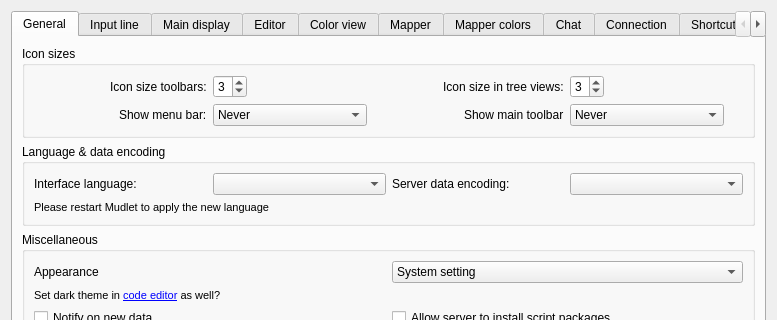
The window that src/ui/profile_preferences.ui (MTSowbug/Mudlet_Protuna) describes before a commit, drawn with Qt 5; both pictures show x 0 to 777 and y 0 to 320 of the 777 by 774 pixel window.
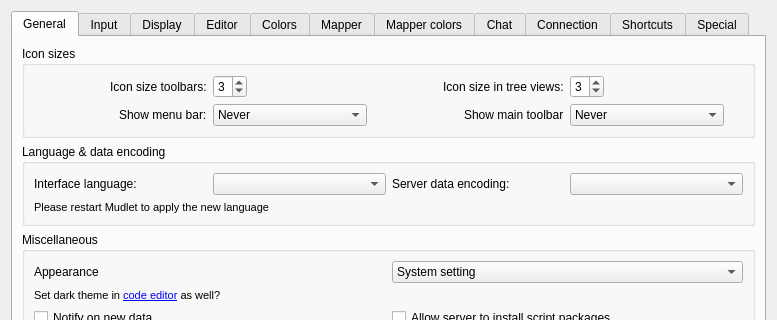
The same window after the commit. Icons and pictures are not drawn. Custom widgets are drawn as their Qt base class.

```diff
--- a/src/ui/profile_preferences.ui
+++ b/src/ui/profile_preferences.ui
@@ -497,7 +497,7 @@
        </sizepolicy>
       </property>
       <attribute name="title">
-       <string>Input line</string>
+       <string>Input</string>
       </attribute>
       <layout class="QVBoxLayout" name="vBoxLayout_tab_inputline" stretch="0,1,0">
        <item>
@@ -701,7 +701,7 @@
        </sizepolicy>
       </property>
       <attribute name="title">
-       <string>Main display</string>
+       <string>Display</string>
       </attribute>
       <layout class="QVBoxLayout" name="vBoxLayout_tab_display">
        <item>
@@ -1379,7 +1379,7 @@
      </widget>
      <widget class="QWidget" name="tab_displayColors">
       <attribute name="title">
-       <string>Color view</string>
+       <string>Colors</string>
       </attribute>
       <layout class="QVBoxLayout" name="vBoxLayout_tab_displayColors">
        <item>
@@ -3557,7 +3557,7 @@
      </widget>
      <widget class="QWidget" name="tab_specialOptions">
       <attribute name="title">
-       <string>Special Options</string>
+       <string>Special</string>
       </attribute>
       <layout class="QVBoxLayout" name="vBoxLayout_tab_specialOptions">
        <item>
```
